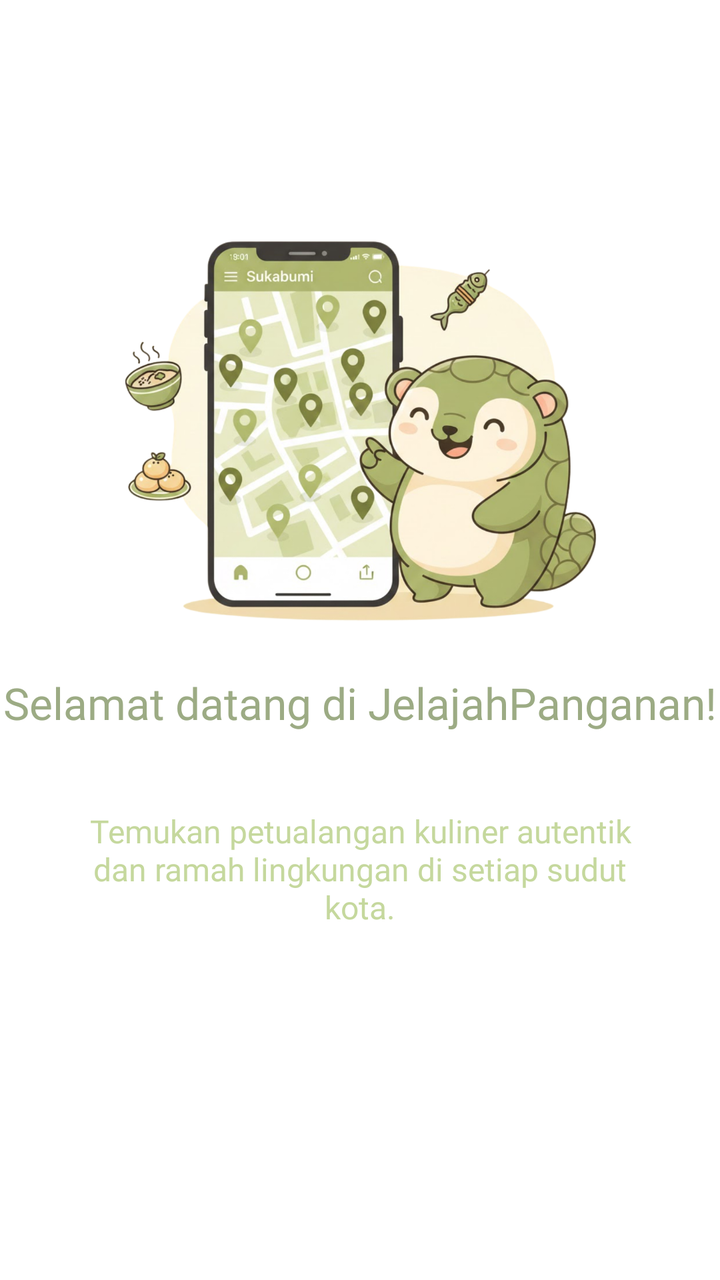
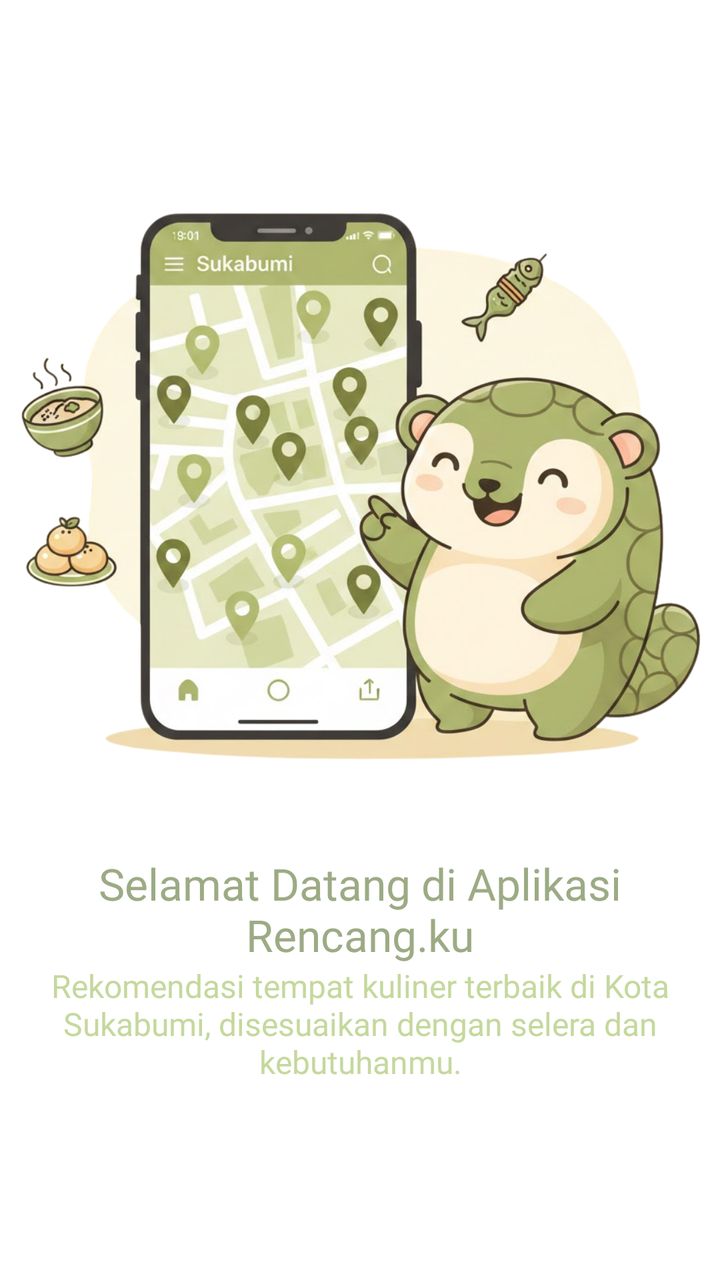

Two renders of the same Android screen: before a commit and after it. Below are the layout's source before the change and the commit's diff.
<!-- AndroidManifest.xml: application theme Theme.Rencangku -->
<!-- res/layout/onboarding_1.xml -->
<?xml version="1.0" encoding="utf-8"?>
<LinearLayout xmlns:android="http://schemas.android.com/apk/res/android"
    android:orientation="vertical"
    android:layout_width="match_parent"
    android:layout_height="match_parent"
    android:gravity="center"
    android:background="@android:color/white">

    <ImageView
        android:layout_width="250dp"
        android:layout_height="250dp"
        android:src="@drawable/gambar_onboarding1"
        android:layout_gravity="center_horizontal"/>

    <TextView
        android:layout_width="wrap_content"
        android:layout_height="wrap_content"
        android:fontFamily="@font/poppins_semi_bold"
        android:text="@string/welcome"
        android:textColor="@color/primary"
        android:textSize="22sp" />

    <TextView
        android:layout_width="wrap_content"
        android:layout_height="137dp"
        android:layout_marginBottom="50dp"
        android:fontFamily="@font/poppins_medium"
        android:gravity="center"
        android:padding="30dp"
        android:text="@string/desc_ob_1"
        android:textColor="@color/secondary"
        android:textSize="16sp" />

</LinearLayout>
<!-- resources referenced by this layout -->
<resources>
  <color name="primary">#9CAB84</color>
  <color name="secondary">#C5D89D</color>
  <!-- drawable gambar_onboarding1: png bitmap (drawable, 956860 bytes) -->
  <string name="desc_ob_1">Temukan petualangan kuliner autentik dan ramah lingkungan di setiap sudut kota.</string>
  <string name="welcome">Selamat datang di JelajahPanganan!</string>
  <style name="Theme.Rencangku" parent="Theme.Material3.DayNight.NoActionBar">
          
      </style>
</resources>

<!-- the commit's change to res/layout/onboarding_1.xml (unified diff, before → after) -->
@@ -7,8 +7,8 @@
     android:background="@android:color/white">
 
     <ImageView
-        android:layout_width="250dp"
-        android:layout_height="250dp"
+        android:layout_width="match_parent"
+        android:layout_height="379dp"
         android:src="@drawable/gambar_onboarding1"
         android:layout_gravity="center_horizontal"/>
 
@@ -17,16 +17,16 @@
         android:layout_height="wrap_content"
         android:fontFamily="@font/poppins_semi_bold"
         android:text="@string/welcome"
+        android:gravity="center"
         android:textColor="@color/primary"
         android:textSize="22sp" />
 
     <TextView
         android:layout_width="wrap_content"
-        android:layout_height="137dp"
+        android:layout_height="wrap_content"
         android:layout_marginBottom="50dp"
         android:fontFamily="@font/poppins_medium"
         android:gravity="center"
-        android:padding="30dp"
         android:text="@string/desc_ob_1"
         android:textColor="@color/secondary"
         android:textSize="16sp" />
<!-- resource entries referenced after the edit -->
@@ -3,8 +3,8 @@
   <color name="primary">#9CAB84</color>
   <color name="secondary">#C5D89D</color>
   <!-- drawable gambar_onboarding1: png bitmap (drawable, 956860 bytes) -->
-  <string name="desc_ob_1">Temukan petualangan kuliner autentik dan ramah lingkungan di setiap sudut kota.</string>
-  <string name="welcome">Selamat datang di JelajahPanganan!</string>
+  <string name="desc_ob_1">Rekomendasi tempat kuliner terbaik di Kota Sukabumi, disesuaikan dengan selera dan kebutuhanmu.</string>
+  <string name="welcome">Selamat Datang di Aplikasi Rencang.ku</string>
   <style name="Theme.Rencangku" parent="Theme.Material3.DayNight.NoActionBar">
           
       </style>
